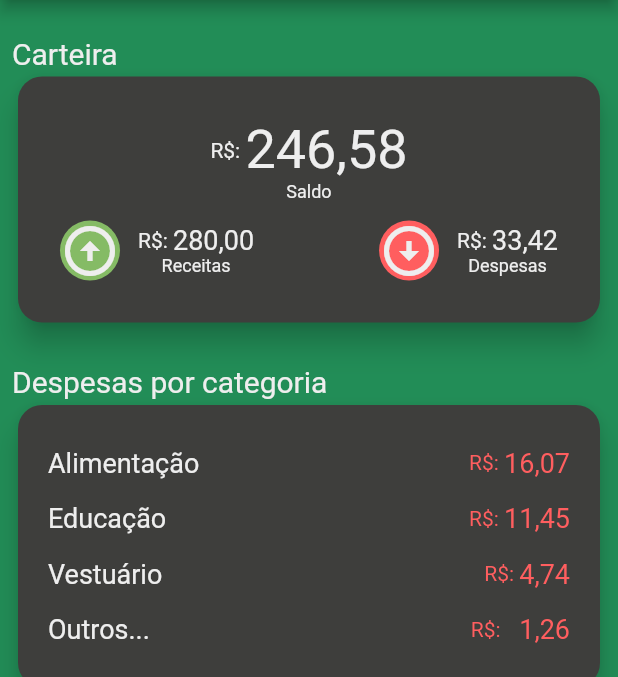
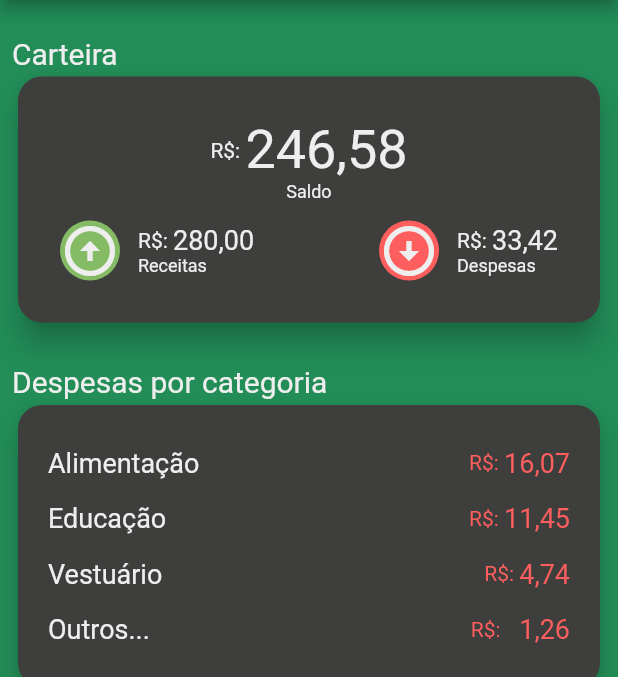
Before and after one commit to proz-tecnologia/PIT02GP07, a Flutter app: the screen it shows after launch, on a phone screen of 412 x 824 dp, the part 84-761 px from its top. Run offline on Flutter 3.47's test engine with Material 2 defaults, Android fonts, the phone set to English and light mode, and no system bars.

Commit message:
fixed alignment walletCard

```diff
--- a/lib/src/model/model_wallet_balance.dart
+++ b/lib/src/model/model_wallet_balance.dart
@@ -1,27 +1,29 @@
 import 'package:flutter/material.dart';
-
 import '../shared/constants/app_text_style.dart';
 
 class ModelWalletBalance extends StatelessWidget {
   final String value;
   final String type;
   final TextStyle style;
-  final MainAxisAlignment alignment;
+  final CrossAxisAlignment columnAlignment;
+  final MainAxisAlignment rowAlignment;
 
   const ModelWalletBalance({
     Key? key,
     required this.value,
     required this.type,
     required this.style,
-    required this.alignment,
+    this.columnAlignment = CrossAxisAlignment.center,
+    this.rowAlignment = MainAxisAlignment.start,
   }) : super(key: key);
 
   @override
   Widget build(BuildContext context) {
     return Column(
+      crossAxisAlignment: columnAlignment,
       children: [
         Row(
-          mainAxisAlignment: alignment,
+          mainAxisAlignment: rowAlignment,
           children: [
             const Text(
               'R\$: ',
@@ -34,7 +36,7 @@ class ModelWalletBalance extends StatelessWidget {
           ],
         ),
         Row(
-          mainAxisAlignment: alignment,
+          mainAxisAlignment: rowAlignment,
           children: [
             Text(
               type,
--- a/lib/src/model/model_wallet_type.dart
+++ b/lib/src/model/model_wallet_type.dart
@@ -1,5 +1,4 @@
 import 'package:flutter/material.dart';
-
 import 'model_wallet_balance.dart';
 
 class ModelWalletType extends StatelessWidget {
@@ -9,7 +8,8 @@ class ModelWalletType extends StatelessWidget {
   final String value;
   final String type;
   final TextStyle style;
-  final MainAxisAlignment alignment;
+  final CrossAxisAlignment columnAlignment;
+  final MainAxisAlignment rowAlignment;
 
   const ModelWalletType({
     Key? key,
@@ -19,7 +19,8 @@ class ModelWalletType extends StatelessWidget {
     required this.value,
     required this.type,
     required this.style,
-    required this.alignment,
+    this.columnAlignment = CrossAxisAlignment.center,
+    this.rowAlignment = MainAxisAlignment.start,
   }) : super(key: key);
 
   @override
@@ -38,16 +39,15 @@ class ModelWalletType extends StatelessWidget {
             color: colorIcon,
           ),
         ),
-        Padding(
-          padding: const EdgeInsets.only(
-            left: 12.0,
-          ),
-          child: ModelWalletBalance(
-            value: value,
-            type: type,
-            style: style,
-            alignment: alignment,
-          ),
+        const SizedBox(
+          width: 12.0,
+        ),
+        ModelWalletBalance(
+          value: value,
+          type: type,
+          style: style,
+          columnAlignment: columnAlignment,
+          rowAlignment: rowAlignment,
         ),
       ],
     );
--- a/lib/src/pages/home/page_view/home/cards/wallet_card.dart
+++ b/lib/src/pages/home/page_view/home/cards/wallet_card.dart
@@ -1,4 +1,3 @@
-// ignore_for_file: public_member_api_docs, sort_constructors_first
 import 'package:flutter/material.dart';
 import 'package:pit02gp07/src/shared/constants/app_text_style.dart';
 import '../../../../../model/model_wallet_balance.dart';
@@ -26,7 +25,7 @@ class WalletCard extends StatelessWidget {
               value: '246,58',
               type: 'Saldo',
               style: AppTextStyle.extraLargeWhite,
-              alignment: MainAxisAlignment.center,
+              rowAlignment: MainAxisAlignment.center,
             ),
             const SizedBox(
               height: 12.0,
@@ -41,7 +40,7 @@ class WalletCard extends StatelessWidget {
                   value: '280,00',
                   type: 'Receitas',
                   style: AppTextStyle.mediumWhite,
-                  alignment: MainAxisAlignment.start,
+                  columnAlignment: CrossAxisAlignment.start,
                 ),
                 ModelWalletType(
                   icon: Icons.arrow_circle_down_outlined,
@@ -50,7 +49,7 @@ class WalletCard extends StatelessWidget {
                   value: '33,42',
                   type: 'Despesas',
                   style: AppTextStyle.mediumWhite,
-                  alignment: MainAxisAlignment.start,
+                  columnAlignment: CrossAxisAlignment.start,
                 ),
               ],
             ),
```
